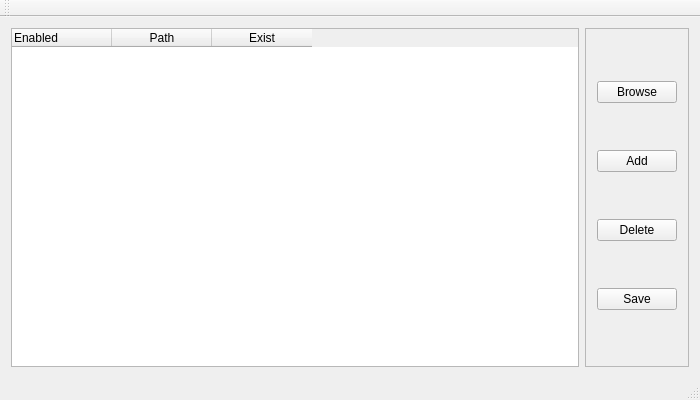
Above: app/mainwindow.ui from piponazo/QtPathEditor before the change. Below: the same form after it.
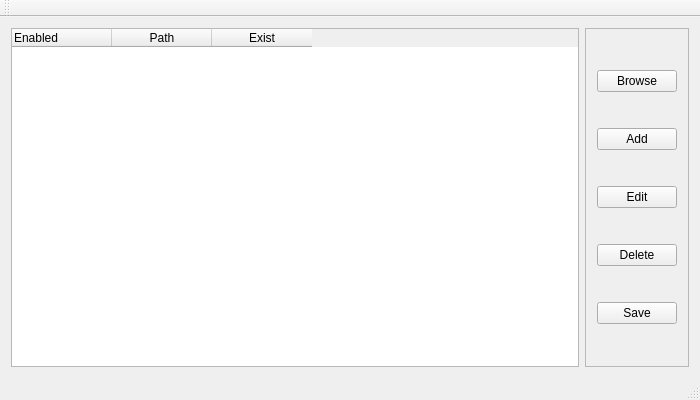
That is the form after the change.

Patch:
```diff
--- a/app/mainwindow.ui
+++ b/app/mainwindow.ui
@@ -69,6 +69,13 @@
          </property>
         </widget>
        </item>
+       <item>
+        <widget class="QPushButton" name="pushButton">
+         <property name="text">
+          <string>Edit</string>
+         </property>
+        </widget>
+       </item>
        <item>
         <widget class="QPushButton" name="buttonDeletePath">
          <property name="text">
```
Left out of the diff: 2 changed lines with no effect on the pictures.
